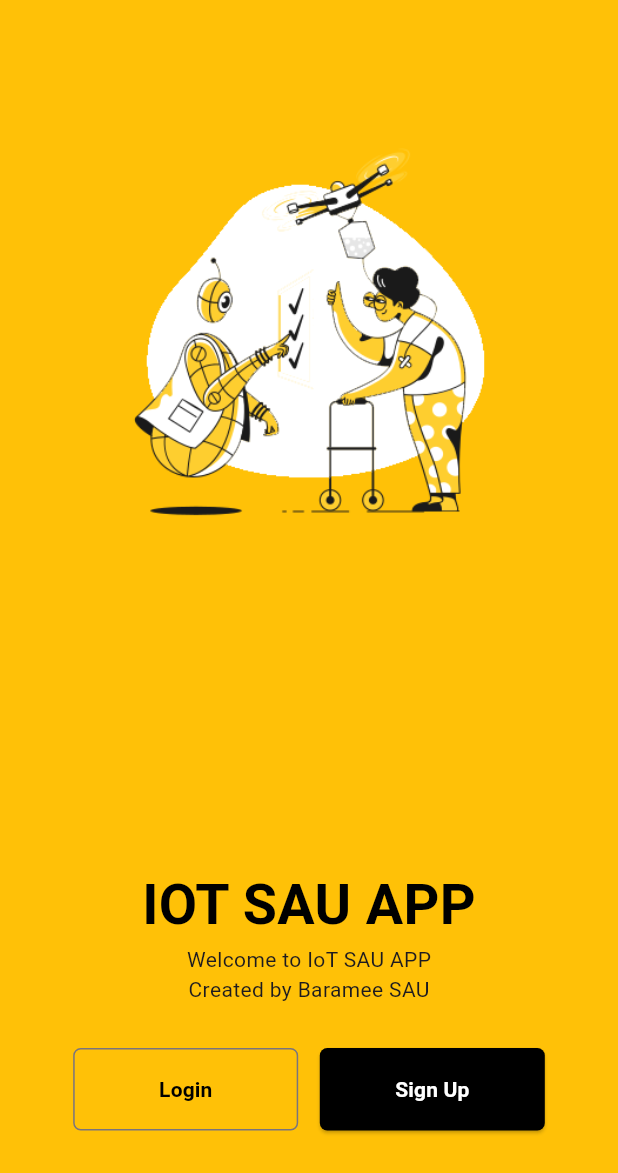
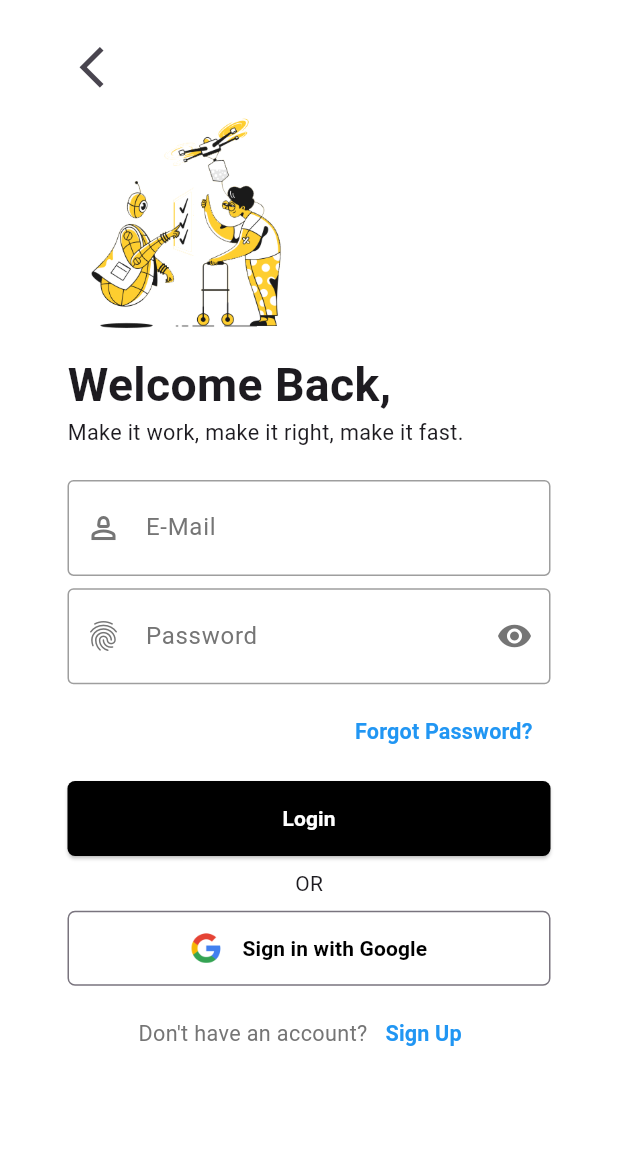
Before and after one commit to BarameeEiEi/iot_sau_first_project, a Flutter app: the screen it shows after launch, after a tap on "Login", on a phone screen of 412 x 824 dp. Shown: the top 1173 px of the screen. Run offline on Flutter 3.47's test engine with Material 3 defaults, Android fonts, the phone set to English and light mode, and no system bars.

Commit message:
twst 22/01/68 V.2

```diff
--- /dev/null
+++ b/lib/Views/Login_ui.dart
@@ -0,0 +1,235 @@
+
+import 'package:flutter/material.dart';
+class LoginUi extends StatefulWidget {
+  const LoginUi({super.key});
+
+  @override
+  State<LoginUi> createState() => _LoginUiState();
+}
+
+class _LoginUiState extends State<LoginUi> {
+  @override
+  Widget build(BuildContext context) {
+
+    return Scaffold(
+      backgroundColor: Colors.white,
+      body:Padding(
+        padding: EdgeInsets.only(
+          left: 45.0,
+          right: 45.0,
+        ),
+        child: Center(
+          child: Column(
+            children: [
+              SizedBox(
+                height: MediaQuery.of(context).size.height* 0.025),
+             Align(
+              alignment: Alignment.centerLeft,
+               child: IconButton(
+                  onPressed: () {
+                     Navigator.pop(context);
+                  },
+                  icon: Icon(
+                    Icons.arrow_back_ios,
+                    size: MediaQuery.of(context).size.height* 0.04,
+
+                  ),
+                ),
+             ),
+             Align(
+              alignment: Alignment.centerLeft,
+               child: Image.asset(
+                'assets/images/logo.png',
+                height: MediaQuery.of(context).size.height* 0.2,
+               ),
+             ),
+             Align(
+              alignment: Alignment.centerLeft,
+               child: Text(
+                'Welcome Back,',
+                style: TextStyle(
+                  fontSize: MediaQuery.of(context).size.width * 0.075,
+                  fontWeight: FontWeight.bold,
+                ),
+               ),
+             ),
+             Align(
+              alignment: Alignment.centerLeft,
+               child: Text(
+                'Make it work, make it right, make it fast.',
+                style: TextStyle(
+                  fontSize: MediaQuery.of(context).size.width * 0.035,
+                ),
+               ),
+             ),
+             SizedBox(
+                height: MediaQuery.of(context).size.height* 0.025),
+             TextField(
+              keyboardType: TextInputType.emailAddress ,
+              decoration: InputDecoration(
+                enabledBorder: OutlineInputBorder(
+                  borderSide: BorderSide(
+                    color: Colors.grey,
+                  ),
+                ),
+                focusedBorder: OutlineInputBorder(
+                  borderSide: BorderSide(
+                    color: Colors.grey,
+                  ),
+                ),
+                prefixIcon: Icon(
+                  Icons.person_2_outlined,
+                  color: Colors.grey[600]  ,
+                ),
+                hintText: 'E-Mail',
+                hintStyle: TextStyle(
+                  color: Colors.grey[600],
+                ),
+                isCollapsed: true,
+                contentPadding: EdgeInsets.symmetric(
+                  vertical: 20.0,
+                )
+              ),
+             ),
+             SizedBox(
+                height: MediaQuery.of(context).size.height* 0.01),
+             TextField(
+              decoration: InputDecoration(
+                enabledBorder: OutlineInputBorder(
+                  borderSide: BorderSide(
+                    color: Colors.grey,
+                  ),
+                ),
+                focusedBorder: OutlineInputBorder(
+                  borderSide: BorderSide(
+                    color: Colors.grey,
+                  ),
+                ),
+                prefixIcon: Icon(
+                  Icons.fingerprint_outlined,
+                  color: Colors.grey[600]  ,
+                ),
+                hintText: 'Password',
+                hintStyle: TextStyle(
+                  color: Colors.grey[600],
+                ),
+                isCollapsed: true,
+                contentPadding: EdgeInsets.symmetric(
+                  vertical: 20.0,
+                ),
+                suffixIcon: Icon(
+                  Icons.visibility,
+                  color: Colors.grey[600]  ,
+                ),
+              ),
+             ),
+             SizedBox(
+                height: MediaQuery.of(context).size.height* 0.01),
+             Align(
+              alignment: Alignment.centerRight,
+               child: TextButton(
+                onPressed: () {},
+                child: Text(
+                  'Forgot Password?',
+                  style: TextStyle(
+                    color: Colors.blue,
+                    fontWeight: FontWeight.bold,
+                    fontSize: MediaQuery.of(context).size.width * 0.035,
+                  ),
+                ),
+               ),
+             ),
+             SizedBox(
+                height: MediaQuery.of(context).size.height* 0.01),
+             ElevatedButton(
+                                   onPressed: () {},
+                                    // ignore: sort_child_properties_last
+                                    child: Text(
+                                        'Login',
+                                        style: TextStyle(
+                                        fontWeight: FontWeight.bold ,
+                                        color: Colors.white,
+                                    ),
+                                    ),
+                                     style: ElevatedButton.styleFrom(
+                                        fixedSize: Size(
+                                            MediaQuery.of(context).size.width,
+                                            50.0,
+                                        ),
+                                        backgroundColor: Colors.black,
+                                    shape: RoundedRectangleBorder(
+                                        borderRadius: BorderRadius.circular(5,
+                                        ),
+                                    ),
+                                ),
+                                    ),
+                                    SizedBox(
+                                        height: MediaQuery.of(context).size.height* 0.01),
+                                    Text(
+                                    'OR',
+                                    ),
+                                    SizedBox(
+                height: MediaQuery.of(context).size.height* 0.01),
+                OutlinedButton(
+                                onPressed: () {
+                                },
+                                // ignore: sort_child_properties_last
+                                child: Row(
+                                  mainAxisAlignment: MainAxisAlignment.center,
+                                  children: [
+                                    Image.asset(
+                                      'assets/images/googlelogo.png',
+                                      height: 20.0,
+                                    ),
+                                    Text(
+                                        '    Sign in with Google',
+                                        style: TextStyle(
+                                            fontWeight: FontWeight.bold ,
+                                            color: Colors.black,
+                                        ),
+                                    ),
+                                  ],
+                                ),
+                                style: OutlinedButton.styleFrom(
+                                      fixedSize: Size(
+                                            MediaQuery.of(context).size.width,
+                                            50.0,
+                                        ),
+                                    shape: RoundedRectangleBorder(
+                                        borderRadius: BorderRadius.circular(5,
+                                        ),
+                                    ),
+                                ),
+                                ),
+                                SizedBox(
+                                        height: MediaQuery.of(context).size.height* 0.01),
+              Row(
+                mainAxisAlignment: MainAxisAlignment.center,
+                children: [
+                  Text(
+                    'Don\'t have an account?',
+                    style: TextStyle(
+                      color: Colors.grey[600],
+                      fontSize: MediaQuery.of(context).size.width * 0.035,
+                    ),
+                  ),
+                  TextButton(
+                    onPressed: () {},
+                    child: Text(
+                      'Sign Up',
+                      style: TextStyle(
+                        color: Colors.blue,
+                        fontWeight: FontWeight.bold,
+                        fontSize: MediaQuery.of(context).size.width * 0.035,
+                      ),
+                    ),
+                  ),
+                ],
+              ),
+            ],
+        ),
+      ),
+      ),
+    );
+  }
+}
--- a/lib/Views/signin_ui.dart
+++ /dev/null
@@ -1,15 +0,0 @@
-import 'package:flutter/material.dart';
-
-class SigninUI extends StatefulWidget {
-  const SigninUI({super.key});
-
-  @override
-  State<SigninUI> createState() => _SigninUIState();
-}
-
-class _SigninUIState extends State<SigninUI> {
-  @override
-  Widget build(BuildContext context) {
-    return Scaffold();
-  }
-}
--- a/lib/Views/signup_ui.dart
+++ b/lib/Views/signup_ui.dart
@@ -10,6 +10,8 @@
 class _SignupUIState extends State<SignupUI> {
   @override
   Widget build(BuildContext context) {
-    return Scaffold();
+    return Scaffold(
+      backgroundColor: Colors.white,
+    );
   }
 }
--- a/lib/Views/welcome_ui.dart
+++ b/lib/Views/welcome_ui.dart
@@ -1,6 +1,8 @@
 // ignore_for_file: sort_child_properties_last
 
 import 'package:flutter/material.dart';
+import 'package:iot_sau_first_project/Views/Login_ui.dart';
+import 'package:iot_sau_first_project/Views/signup_ui.dart';
 
 class WelcomeUI extends StatefulWidget {
   const WelcomeUI({super.key});
@@ -49,7 +51,14 @@
                         mainAxisAlignment: MainAxisAlignment.center,
                         children: [
                             OutlinedButton(
-                                onPressed: () {},
+                                onPressed: () {
+                                    Navigator.push(
+                                        context,
+                                        MaterialPageRoute(
+                                            builder: (context) => LoginUi( )
+                                        ),
+                                    );
+                                },
                                 child: Text(
                                     'Login' ,
                                     style: TextStyle(
@@ -72,7 +81,14 @@
                         width: MediaQuery.of(context).size.width * 0.035,
                     ),
                                 ElevatedButton(
-                                    onPressed: () {},
+                                   onPressed: () {
+                                    Navigator.push(
+                                        context,
+                                        MaterialPageRoute(
+                                            builder: (context) => SignupUI()
+                                        ),
+                                    );
+                                },
                                     child: Text(
                                         'Sign Up',
                                         style: TextStyle(
--- a/lib/main.dart
+++ b/lib/main.dart
@@ -1,4 +1,5 @@
 import 'package:flutter/material.dart';
+import 'package:iot_sau_first_project/Views/login_ui.dart';
 import 'package:iot_sau_first_project/Views/welcome_ui.dart';
 
 void main(){
```
